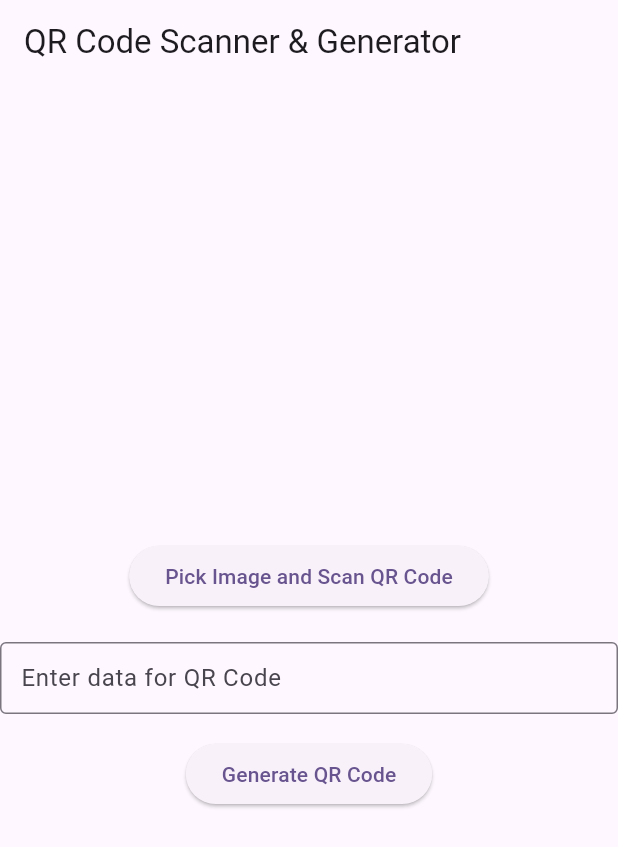
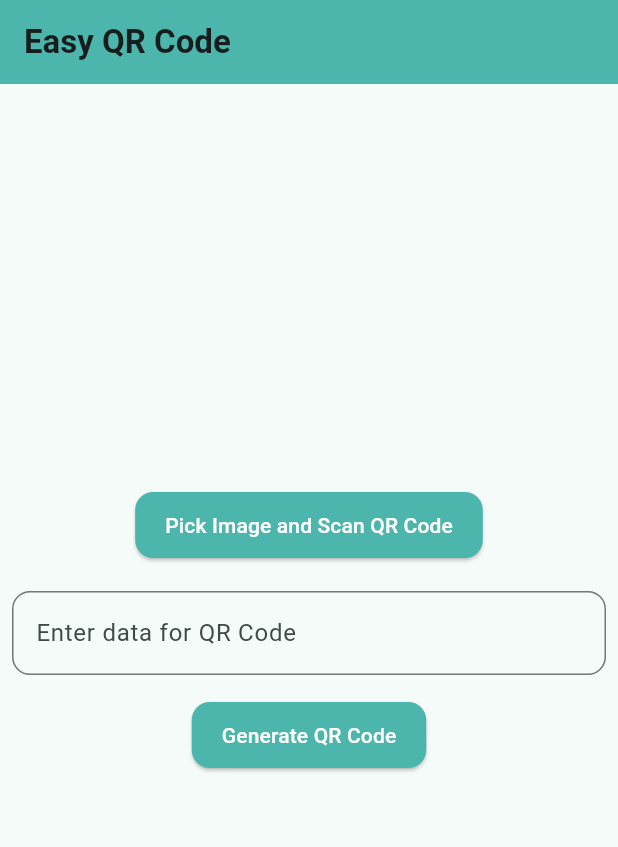
Before and after one commit to alighelejbeigi/easy_qr_code, a Flutter app: the screen it shows after launch, after a tap on "Generate QR Code", on a phone screen of 412 x 824 dp. Shown: the top 847 px of the screen. Run offline on Flutter 3.47's test engine with Material 3 defaults, Android fonts, the phone set to English and light mode, and no system bars; our stand-ins replace image_picker, qr_flutter, share_plus; missing offline and left inert: zxing2.

Commit message:
update example design

```diff
--- a/example/lib/main.dart
+++ b/example/lib/main.dart
@@ -1,13 +1,16 @@
+// Import necessary Flutter packages and libraries
 import 'dart:ui' as ui;
 import 'package:easy_qr_code/easy_qr_code.dart';
 import 'package:flutter/foundation.dart';
 import 'package:flutter/material.dart';
 import 'package:image_picker/image_picker.dart';
 
+// Entry point of the application
 void main() {
   runApp(const MyApp());
 }
 
+// Main application widget
 class MyApp extends StatelessWidget {
   const MyApp({super.key});
 
@@ -15,15 +18,44 @@ class MyApp extends StatelessWidget {
   Widget build(BuildContext context) {
     return MaterialApp(
       title: 'Easy QR Code Demo',
-      theme: ThemeData(
-        colorScheme: ColorScheme.fromSeed(seedColor: Colors.deepPurple),
-        useMaterial3: true,
+      theme: _buildThemeData(),
+      home: const HomePage(),
+    );
+  }
+
+  // Theme configuration for the application
+  ThemeData _buildThemeData() {
+    return ThemeData(
+      colorScheme: ColorScheme.fromSeed(seedColor: Colors.teal),
+      useMaterial3: true,
+      textTheme: TextTheme(
+        bodyMedium: TextStyle(color: Colors.grey.shade700, fontSize: 16),
       ),
-      home: const HomePage(),
+      elevatedButtonTheme: ElevatedButtonThemeData(
+        style: ElevatedButton.styleFrom(
+          backgroundColor: Colors.teal.shade300,
+          foregroundColor: Colors.white,
+          padding: const EdgeInsets.symmetric(vertical: 12, horizontal: 20),
+          shape: RoundedRectangleBorder(
+            borderRadius: BorderRadius.circular(12),
+          ),
+        ),
+      ),
+      inputDecorationTheme: InputDecorationTheme(
+        border: OutlineInputBorder(
+          borderRadius: BorderRadius.circular(12),
+          borderSide: BorderSide(color: Colors.teal.shade300),
+        ),
+        focusedBorder: OutlineInputBorder(
+          borderRadius: BorderRadius.circular(12),
+          borderSide: BorderSide(color: Colors.teal.shade500, width: 2),
+        ),
+      ),
     );
   }
 }
 
+// Main page widget for QR code operations
 class HomePage extends StatefulWidget {
   const HomePage({super.key});
 
@@ -32,54 +64,199 @@ class HomePage extends StatefulWidget {
 }
 
 class _HomePageState extends State<HomePage> {
-  String? _qrCodeResult; // Stores the decoded QR code result
-  final TextEditingController _textController =
-      TextEditingController(); // Controller for text input
-  final EasyQRCodeGenerator qrGenerator =
-      EasyQRCodeGenerator(); // QR code generator instance
-  Widget? result; // Stores the generated QR code widget
-  final ImagePicker _picker = ImagePicker(); // Image picker instance
-  Uint8List? imageBytes; // Stores the image bytes for generated QR code
+  String? _qrCodeResult;
+  final TextEditingController _textController = TextEditingController();
+  final EasyQRCodeGenerator _qrGenerator = EasyQRCodeGenerator();
+  final ImagePicker _picker = ImagePicker();
+  Widget? _resultWidget;
+  Uint8List? _imageBytes;
 
-  // Method to pick an image and decode the QR code
+  // Builds the UI for the home page
+  @override
+  Widget build(BuildContext context) {
+    return Scaffold(
+      appBar: _buildAppBar(),
+      body: _buildBody(),
+    );
+  }
+
+  AppBar _buildAppBar() {
+    return AppBar(
+      title: const Text(
+        'Easy QR Code',
+        style: TextStyle(fontWeight: FontWeight.bold),
+      ),
+      backgroundColor: Colors.teal.shade300,
+    );
+  }
+
+  Widget _buildBody() {
+    return Center(
+      child: SingleChildScrollView(
+        child: Padding(
+          padding: const EdgeInsets.all(8.0),
+          child: Column(
+            mainAxisAlignment: MainAxisAlignment.center,
+            children: [
+              if (_qrCodeResult != null) _buildQRCodeResultText(),
+              ElevatedButton(
+                onPressed: _pickImageAndDecodeQRCode,
+                child: const Text('Pick Image and Scan QR Code'),
+              ),
+              const SizedBox(height: 20),
+              _buildInputField(),
+              const SizedBox(height: 16),
+              ElevatedButton(
+                onPressed: _generateQRCode,
+                child: const Text('Generate QR Code'),
+              ),
+              const SizedBox(height: 20),
+              _buildQRCodeDisplay(),
+              const SizedBox(height: 20),
+              if (_imageBytes != null) _buildSaveShareButtons(),
+            ],
+          ),
+        ),
+      ),
+    );
+  }
+
+  // Displays QR code decoding result
+  Widget _buildQRCodeResultText() {
+    return Padding(
+      padding: const EdgeInsets.only(bottom: 20),
+      child: Text(
+        'QR Code Result: $_qrCodeResult',
+        style: const TextStyle(
+          fontSize: 16,
+          fontWeight: FontWeight.bold,
+        ),
+        textAlign: TextAlign.center,
+      ),
+    );
+  }
+
+  // Builds the input field for QR code data
+  Widget _buildInputField() {
+    return TextField(
+      controller: _textController,
+      decoration: const InputDecoration(
+        labelText: 'Enter data for QR Code',
+      ),
+    );
+  }
+
+  // Displays generated QR code and image
+  Widget _buildQRCodeDisplay() {
+    return Row(
+      children: [
+        if (_resultWidget != null)
+          Column(
+            children: [
+              const Text('Generated QR Code:'),
+              _resultWidget!,
+            ],
+          ),
+        const SizedBox(width: 10),
+        if (_imageBytes != null)
+          Column(
+            children: [
+              const Text('Generated QR Code Image:'),
+              Image.memory(_imageBytes!),
+            ],
+          ),
+      ],
+    );
+  }
+
+  // Buttons for saving and sharing QR code
+  Widget _buildSaveShareButtons() {
+    return Row(
+      mainAxisAlignment: MainAxisAlignment.center,
+      children: [
+        _buildIconButton(
+          icon: Icons.save,
+          tooltip: 'Save QR Code',
+          onPressed: _saveQRCodeImage,
+        ),
+        const SizedBox(width: 20),
+        _buildIconButton(
+          icon: Icons.share,
+          tooltip: 'Share QR Code',
+          onPressed: _shareQRCodeImage,
+        ),
+      ],
+    );
+  }
+
+  Widget _buildIconButton({
+    required IconData icon,
+    required String tooltip,
+    required VoidCallback onPressed,
+  }) {
+    return Container(
+      decoration: BoxDecoration(
+        color: Colors.teal.shade300,
+        borderRadius: BorderRadius.circular(50),
+      ),
+      child: IconButton(
+        onPressed: onPressed,
+        icon: Icon(icon, color: Colors.white),
+        tooltip: tooltip,
+        iconSize: 25,
+        padding: const EdgeInsets.all(8),
+      ),
+    );
+  }
+
+  // Handles image selection and QR code decoding
   Future<void> _pickImageAndDecodeQRCode() async {
     try {
-      final imageFile = await _picker.pickImage(
-          source: ImageSource.gallery); // Open image picker
+      final imageFile = await _picker.pickImage(source: ImageSource.gallery);
       if (imageFile == null) return;
 
-      // Read image as byte data (Uint8List)
       final bytes = await imageFile.readAsBytes();
-      final qrReader = EasyQRCodeReader();
-      final decodedResult =
-          await qrReader.decode(bytes); // Decode QR code from image
+      final decodedResult = await EasyQRCodeReader().decode(bytes);
 
       setState(() {
-        _qrCodeResult =
-            decodedResult ?? 'No QR code found.'; // Update the result
+        _qrCodeResult = decodedResult ?? 'No QR code found.';
       });
     } catch (e) {
-      _handleError(e); // Handle error in QR code processing
+      _handleError(e);
     }
   }
 
-  // Method to save generated QR code image
-  Future<void> saveQRCodeImage() async {
-    qrGenerator.saveQRCodeFromBytes(qrBytes: imageBytes!);
+  // Generates QR code based on input text
+  Future<void> _generateQRCode() async {
+    final data = _textController.text;
+    if (data.isNotEmpty) {
+      final qrWidget = await _qrGenerator.generateQRCodeWidget(data: data);
+      final image = await _qrGenerator.generateQRCodeImage(data: data);
+      final bytes = await _convertImageToBytes(image);
+      setState(() {
+        _resultWidget = qrWidget;
+        _imageBytes = bytes;
+      });
+    }
   }
 
-  // Method to share generated QR code image
-  Future<void> shareQRCodeImage() async {
-    qrGenerator.shareQRCodeFromBytes(qrBytes: imageBytes!);
+  // Saves QR code image
+  Future<void> _saveQRCodeImage() async {
+    _qrGenerator.saveQRCodeFromBytes(qrBytes: _imageBytes!);
   }
 
-  // Method to convert image to byte array (Uint8List)
-  Future<Uint8List?> convertImageToBytes(ui.Image image) async {
+  // Shares QR code image
+  Future<void> _shareQRCodeImage() async {
+    _qrGenerator.shareQRCodeFromBytes(qrBytes: _imageBytes!);
+  }
+
+  // Converts an image to bytes
+  Future<Uint8List?> _convertImageToBytes(ui.Image image) async {
     final byteData = await image.toByteData(format: ui.ImageByteFormat.png);
     return byteData?.buffer.asUint8List();
   }
 
-  // Method to handle errors during QR code decoding
+  // Handles errors gracefully
   void _handleError(dynamic error) {
     if (kDebugMode) {
       print('Error processing QR code: $error');
@@ -88,147 +265,4 @@ class _HomePageState extends State<HomePage> {
       _qrCodeResult = 'Error decoding QR code.';
     });
   }
-
-  // Method to generate QR code from the text input
-  Future<void> _generateQRCode() async {
-    final data = _textController.text;
-    if (data.isNotEmpty) {
-      final qrWidget = await qrGenerator.generateQRCodeWidget(
-          data: data); // Generate QR widget
-      final image = await qrGenerator.generateQRCodeImage(
-          data: data); // Generate QR image
-      final bytes =
-          await convertImageToBytes(image); // Convert image to byte data
-      setState(() {
-        result = qrWidget; // Update QR widget to display
-        imageBytes = bytes; // Store the image bytes
-      });
-    }
-  }
-
-  @override
-  Widget build(BuildContext context) {
-    return Scaffold(
-      appBar: AppBar(
-        title: const Text('QR Code Scanner & Generator'),
-      ),
-      body: Center(
-        child: SingleChildScrollView(
-          child: Column(
-            mainAxisAlignment: MainAxisAlignment.center,
-            children: [
-              // QR Code result display
-              _buildQRCodeResult(),
-
-              const SizedBox(height: 20),
-
-              // Button to pick image and scan QR code
-              _buildPickImageButton(),
-
-              const SizedBox(height: 20),
-
-              // TextField for QR code data input
-              _buildTextField(),
-
-              const SizedBox(height: 16),
-
-              // Button to generate QR code from input
-              _buildGenerateQRCodeButton(),
-
-              // Display generated QR code widget and image
-              _buildQRCodeDisplay(),
-
-              // Save and Share buttons for the generated QR code
-              _buildSaveAndShareButtons(),
-            ],
-          ),
-        ),
-      ),
-    );
-  }
-
-  // Widget to display the decoded QR code result
-  Widget _buildQRCodeResult() {
-    return _qrCodeResult != null
-        ? Text('QR Code Result: $_qrCodeResult',
-            style: const TextStyle(fontSize: 16, fontWeight: FontWeight.bold))
-        : const SizedBox();
-  }
-
-  // Button to pick an image and scan for a QR code
-  Widget _buildPickImageButton() {
-    return ElevatedButton(
-      onPressed: _pickImageAndDecodeQRCode,
-      child: const Text('Pick Image and Scan QR Code'),
-    );
-  }
-
-  // TextField for entering QR code data
-  Widget _buildTextField() {
-    return TextField(
-      controller: _textController,
-      decoration: const InputDecoration(
-        labelText: 'Enter data for QR Code',
-        border: OutlineInputBorder(),
-        contentPadding: EdgeInsets.symmetric(vertical: 10, horizontal: 10),
-      ),
-    );
-  }
-
-  // Button to generate a QR code from the input text
-  Widget _buildGenerateQRCodeButton() {
-    return ElevatedButton(
-      onPressed: _generateQRCode,
-      child: const Text('Generate QR Code'),
-    );
-  }
-
-  // Display the generated QR code widget or image
-  Widget _buildQRCodeDisplay() {
-    return Row(
-      mainAxisAlignment: MainAxisAlignment.center,
-      children: [
-        Column(
-          children: [
-            if (result != null) ...[
-              const Text('Generated QR Code:'),
-              result!,
-            ],
-          ],
-        ),
-        const SizedBox(width: 20),
-        Column(
-          children: [
-            if (imageBytes != null) ...[
-              const Text('Generated QR Code Image:'),
-              Image.memory(imageBytes!),
-            ]
-          ],
-        ),
-      ],
-    );
-  }
-
-  // Save and Share buttons for the generated QR code
-  Widget _buildSaveAndShareButtons() {
-    if (imageBytes == null) {
-      return const SizedBox(); // Only show buttons if image is generated
-    } else {
-      return Row(
-        mainAxisAlignment: MainAxisAlignment.center,
-        children: [
-          IconButton(
-            onPressed: saveQRCodeImage,
-            icon: const Icon(Icons.save),
-            tooltip: 'Save QR Code',
-          ),
-          IconButton(
-            onPressed: shareQRCodeImage,
-            icon: const Icon(Icons.share),
-            tooltip: 'Share QR Code',
-          ),
-        ],
-      );
-    }
-  }
 }
--- a/pubspec.yaml
+++ b/pubspec.yaml
@@ -1,6 +1,6 @@
 name: easy_qr_code
 description: "Simple QR code generation and decoding for Flutter apps with minimal setup."
-version: 0.1.0
+version: 0.1.1
 homepage: https://github.com/alibeigi95/easy_qr_code
 repository: https://github.com/alibeigi95/easy_qr_code
 
```
Also changed, not shown: 1 other file.
